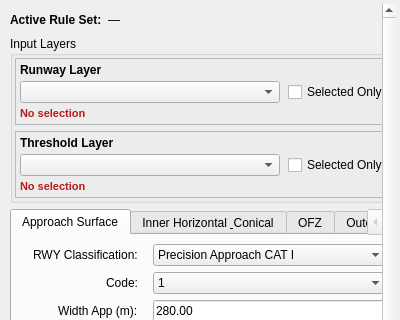
Before: the Qt Designer form qols/qols_panel_base.ui in FLYGHT7/qOLS, drawn with Qt 5; both pictures show x 0 to 400 and y 0 to 320 of the 400 by 600 pixel window.
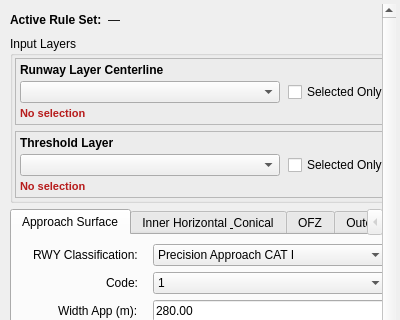
After: the same form once the commit is applied. Custom widgets are drawn as their Qt base class.

Commit message: rename runaway layer

The edit to the form file:
```diff
--- a/qols/qols_panel_base.ui
+++ b/qols/qols_panel_base.ui
@@ -143,7 +143,7 @@
           <item>
            <widget class="QLabel" name="runwayTitleLabel">
             <property name="text">
-             <string>Runway Layer</string>
+             <string>Runway Layer Centerline</string>
             </property>
             <property name="styleSheet">
              <string>QLabel { font-weight: bold; }</string>
```
Left out of the diff: 2 changed lines with no effect on the pictures. The commit also changes 10 other files.
